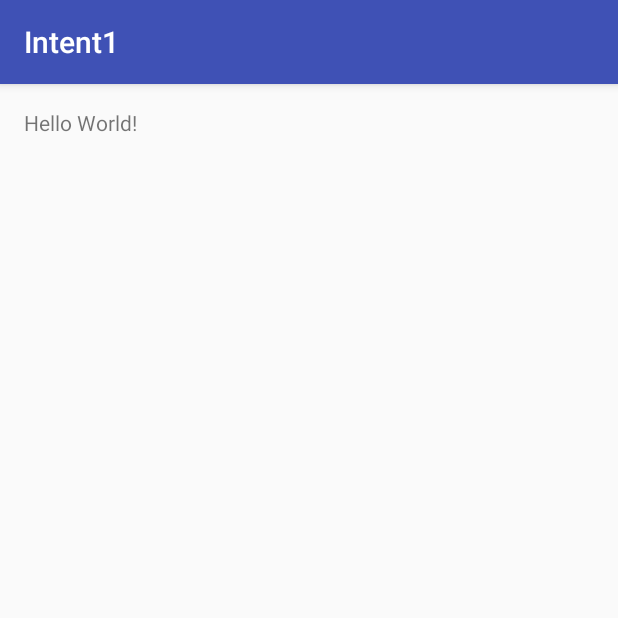
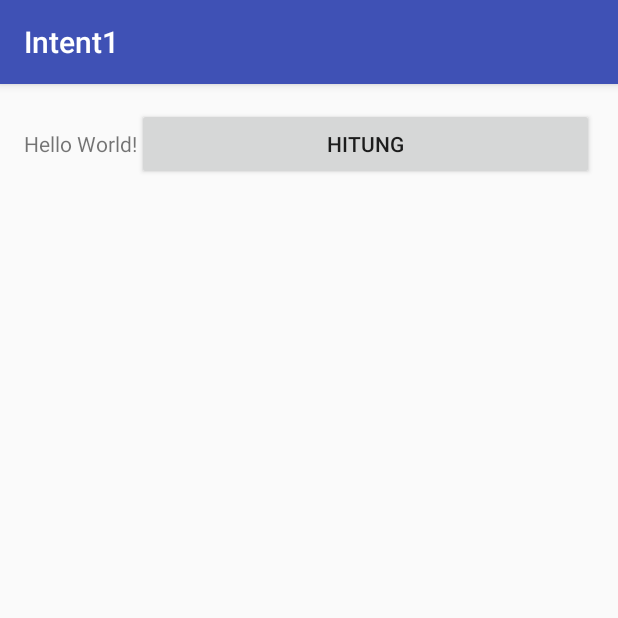
Before and after one commit to vergieet/Intent1, an Android app: the screen it shows after launch (MainActivity), on a phone screen of 412 x 824 dp, the top half of it. Run offline under Robolectric (Android 15) with nearby library versions, the phone set to English and light mode, and no system bars.

Commit message:
startActivity Part 1

```diff
--- a/app/src/main/AndroidManifest.xml
+++ b/app/src/main/AndroidManifest.xml
@@ -15,6 +15,7 @@
                 <category android:name="android.intent.category.LAUNCHER" />
             </intent-filter>
         </activity>
+        <activity android:name=".HasilActivity"></activity>
     </application>
 
 </manifest>
--- a/app/src/main/java/id/sch/smktelkom_mlg/learn/intent1/MainActivity.java
+++ b/app/src/main/java/id/sch/smktelkom_mlg/learn/intent1/MainActivity.java
@@ -1,7 +1,9 @@
 package id.sch.smktelkom_mlg.learn.intent1;
 
+import android.content.Intent;
 import android.support.v7.app.AppCompatActivity;
 import android.os.Bundle;
+import android.view.View;
 
 public class MainActivity extends AppCompatActivity {
 
@@ -9,5 +11,11 @@ public class MainActivity extends AppCompatActivity {
     protected void onCreate(Bundle savedInstanceState) {
         super.onCreate(savedInstanceState);
         setContentView(R.layout.activity_main);
+        findViewById(R.id.buttonHitung).setOnClickListener(new View.OnClickListener() {
+            @Override
+            public void onClick(View v) {
+                startActivity(new Intent(MainActivity.this,HasilActivity.class));
+            }
+        });
     }
 }
--- a/app/src/main/res/layout/activity_main.xml
+++ b/app/src/main/res/layout/activity_main.xml
@@ -13,4 +13,9 @@
         android:layout_width="wrap_content"
         android:layout_height="wrap_content"
         android:text="Hello World!" />
+    <Button
+        android:layout_width="match_parent"
+        android:layout_height="wrap_content"
+        android:text="Hitung"
+        android:id="@+id/buttonHitung"/>
 </LinearLayout>
```
Also changed, not shown: app/src/main/java/id/sch/smktelkom_mlg/learn/intent1/HasilActivity.java (added, +14 -0 lines), app/src/main/res/layout/activity_hasil.xml (added, +12 -0 lines).
